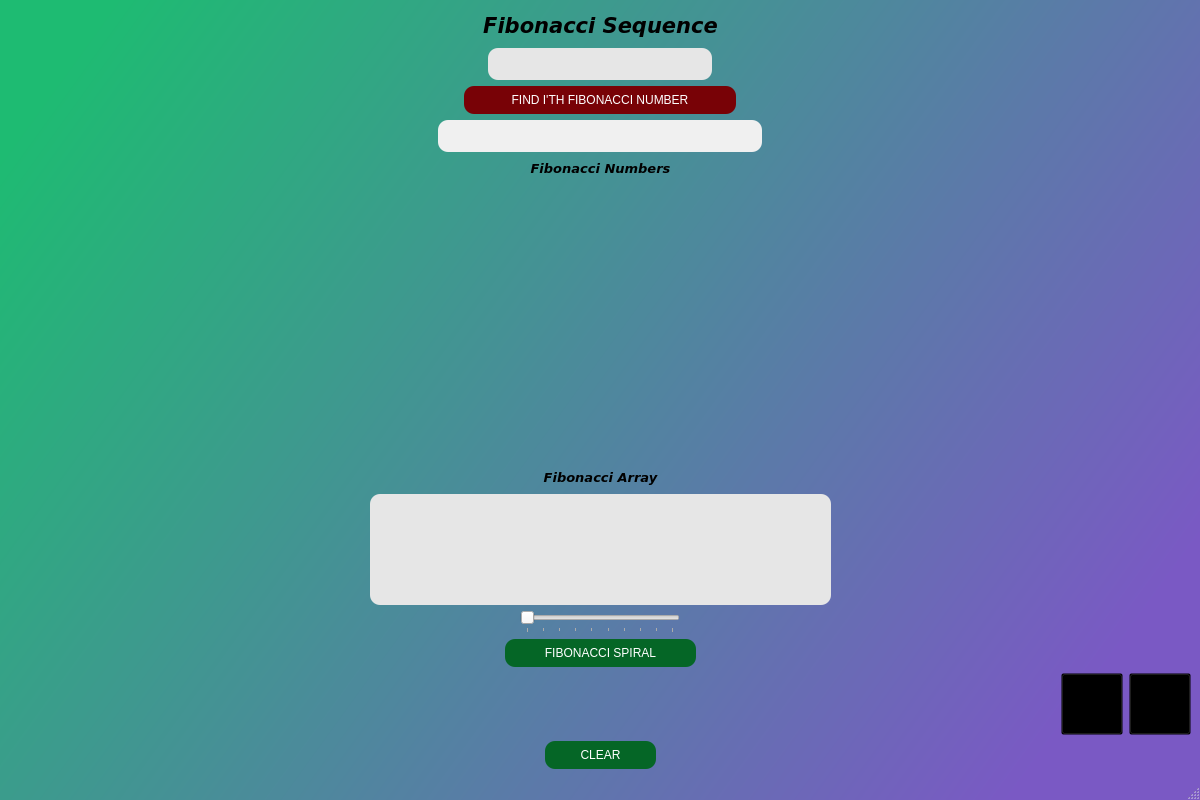
Above: qt_designer_ozan/fibonacci_uiqt.ui from ozan-git/Sorting-Algorithms-Visualisation before the change. Below: the same form after it.
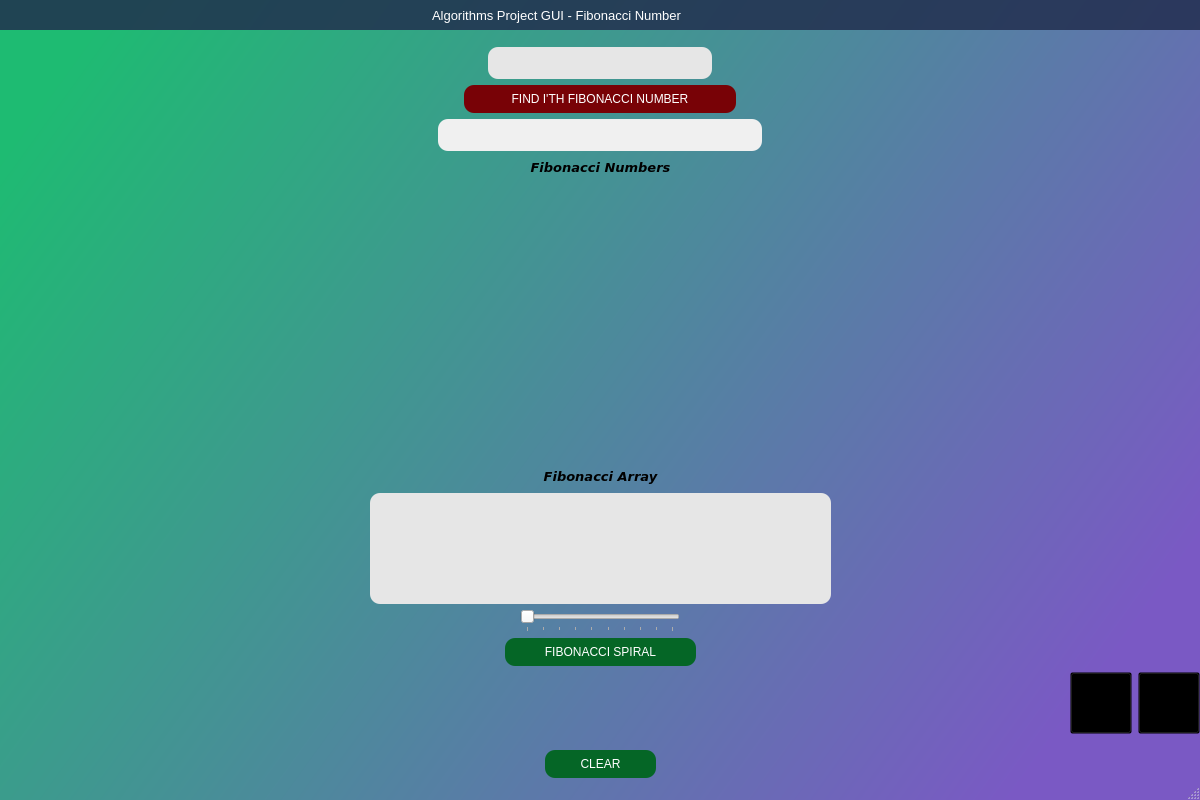
That is the form after the change. Icons and pictures are not drawn. Custom widgets are drawn as their Qt base class.

Commit message: Custom title bar Widget

The edit to the form file:
```diff
--- a/qt_designer_ozan/fibonacci_uiqt.ui
+++ b/qt_designer_ozan/fibonacci_uiqt.ui
@@ -32,51 +32,393 @@
   </property>
   <widget class="QWidget" name="centralwidget">
    <layout class="QVBoxLayout" name="verticalLayout">
+    <property name="leftMargin">
+     <number>0</number>
+    </property>
+    <property name="topMargin">
+     <number>0</number>
+    </property>
+    <property name="rightMargin">
+     <number>0</number>
+    </property>
+    <property name="bottomMargin">
+     <number>0</number>
+    </property>
     <item>
-     <layout class="QHBoxLayout" name="horizontalLayout">
-      <item>
-       <spacer name="horizontalSpacer">
-        <property name="orientation">
-         <enum>Qt::Horizontal</enum>
-        </property>
-        <property name="sizeHint" stdset="0">
-         <size>
-          <width>48</width>
-          <height>20</height>
-         </size>
-        </property>
-       </spacer>
-      </item>
-      <item>
-       <widget class="QLabel" name="label_5">
-        <property name="font">
-         <font>
-          <family>Verdana</family>
-          <pointsize>12</pointsize>
-          <weight>75</weight>
-          <bold>true</bold>
-          <kerning>true</kerning>
-         </font>
-        </property>
-        <property name="text">
-         <string>&lt;html&gt;&lt;head/&gt;&lt;body&gt;&lt;p align=&quot;center&quot;&gt;&lt;span style=&quot; font-size:16pt; font-style:italic; color:#000000;&quot;&gt;Fibonacci Sequence&lt;/span&gt;&lt;/p&gt;&lt;/body&gt;&lt;/html&gt;</string>
-        </property>
-       </widget>
-      </item>
-      <item>
-       <spacer name="horizontalSpacer_2">
-        <property name="orientation">
-         <enum>Qt::Horizontal</enum>
-        </property>
-        <property name="sizeHint" stdset="0">
-         <size>
-          <width>40</width>
-          <height>20</height>
-         </size>
-        </property>
-       </spacer>
-      </item>
-     </layout>
+     <widget class="QFrame" name="frame_top">
+      <property name="minimumSize">
+       <size>
+        <width>1180</width>
+        <height>0</height>
+       </size>
+      </property>
+      <property name="maximumSize">
+       <size>
+        <width>16777215</width>
+        <height>60</height>
+       </size>
+      </property>
+      <property name="styleSheet">
+       <string notr="true">background-color: transparent;</string>
+      </property>
+      <property name="frameShape">
+       <enum>QFrame::NoFrame</enum>
+      </property>
+      <property name="frameShadow">
+       <enum>QFrame::Raised</enum>
+      </property>
+      <layout class="QHBoxLayout" name="horizontalLayout_13">
+       <property name="spacing">
+        <number>0</number>
+       </property>
+       <property name="leftMargin">
+        <number>0</number>
+       </property>
+       <property name="topMargin">
+        <number>0</number>
+       </property>
+       <property name="rightMargin">
+        <number>0</number>
+       </property>
+       <property name="bottomMargin">
+        <number>0</number>
+       </property>
+       <item>
+        <widget class="QFrame" name="frame_top_right">
+         <property name="styleSheet">
+          <string notr="true">background: transparent;</string>
+         </property>
+         <property name="frameShape">
+          <enum>QFrame::NoFrame</enum>
+         </property>
+         <property name="frameShadow">
+          <enum>QFrame::Raised</enum>
+         </property>
+         <layout class="QVBoxLayout" name="verticalLayout_4">
+          <property name="spacing">
+           <number>0</number>
+          </property>
+          <property name="leftMargin">
+           <number>0</number>
+          </property>
+          <property name="topMargin">
+           <number>0</number>
+          </property>
+          <property name="rightMargin">
+           <number>0</number>
+          </property>
+          <property name="bottomMargin">
+           <number>0</number>
+          </property>
+          <item>
+           <widget class="QFrame" name="frame_top_btns">
+            <property name="maximumSize">
+             <size>
+              <width>16777215</width>
+              <height>30</height>
+             </size>
+            </property>
+            <property name="styleSheet">
+             <string notr="true">background-color: rgba(33, 45, 76, 150);</string>
+            </property>
+            <property name="frameShape">
+             <enum>QFrame::NoFrame</enum>
+            </property>
+            <property name="frameShadow">
+             <enum>QFrame::Raised</enum>
+            </property>
+            <layout class="QHBoxLayout" name="horizontalLayout_14">
+             <property name="spacing">
+              <number>0</number>
+             </property>
+             <property name="leftMargin">
+              <number>0</number>
+             </property>
+             <property name="topMargin">
+              <number>0</number>
+             </property>
+             <property name="rightMargin">
+              <number>0</number>
+             </property>
+             <property name="bottomMargin">
+              <number>0</number>
+             </property>
+             <item>
+              <widget class="QFrame" name="frame_label_top_btns">
+               <property name="minimumSize">
+                <size>
+                 <width>0</width>
+                 <height>30</height>
+                </size>
+               </property>
+               <property name="frameShape">
+                <enum>QFrame::NoFrame</enum>
+               </property>
+               <property name="frameShadow">
+                <enum>QFrame::Raised</enum>
+               </property>
+               <layout class="QHBoxLayout" name="horizontalLayout_15">
+                <property name="spacing">
+                 <number>0</number>
+                </property>
+                <property name="leftMargin">
+                 <number>8</number>
+                </property>
+                <property name="topMargin">
+                 <number>0</number>
+                </property>
+                <property name="rightMargin">
+                 <number>10</number>
+                </property>
+                <property name="bottomMargin">
+                 <number>0</number>
+                </property>
+                <item>
+                 <widget class="QFrame" name="frame_icon_top_bar">
+                  <property name="minimumSize">
+                   <size>
+                    <width>0</width>
+                    <height>30</height>
+                   </size>
+                  </property>
+                  <property name="maximumSize">
+                   <size>
+                    <width>30</width>
+                    <height>30</height>
+                   </size>
+                  </property>
+                  <property name="styleSheet">
+                   <string notr="true">background: transparent;
+image: url(:/images/images/shutter_speed_white_24dp.svg);
+background-position: center;
+background-repeat: no-repeat;</string>
+                  </property>
+                  <property name="frameShape">
+                   <enum>QFrame::StyledPanel</enum>
+                  </property>
+                  <property name="frameShadow">
+                   <enum>QFrame::Raised</enum>
+                  </property>
+                 </widget>
+                </item>
+                <item>
+                 <widget class="QLabel" name="label_title_bar_top">
+                  <property name="minimumSize">
+                   <size>
+                    <width>0</width>
+                    <height>30</height>
+                   </size>
+                  </property>
+                  <property name="font">
+                   <font>
+                    <family>Segoe UI</family>
+                    <pointsize>10</pointsize>
+                    <weight>50</weight>
+                    <bold>false</bold>
+                   </font>
+                  </property>
+                  <property name="styleSheet">
+                   <string notr="true">background: transparent;
+margin-left: 5px;
+color: rgb(255, 255, 255);</string>
+                  </property>
+                  <property name="text">
+                   <string>Algorithms Project GUI - Fibonacci Number</string>
+                  </property>
+                  <property name="alignment">
+                   <set>Qt::AlignCenter</set>
+                  </property>
+                 </widget>
+                </item>
+               </layout>
+               <zorder>label_title_bar_top</zorder>
+               <zorder>frame_icon_top_bar</zorder>
+              </widget>
+             </item>
+             <item>
+              <widget class="QFrame" name="frame_btns_right">
+               <property name="maximumSize">
+                <size>
+                 <width>120</width>
+                 <height>16777215</height>
+                </size>
+               </property>
+               <property name="frameShape">
+                <enum>QFrame::NoFrame</enum>
+               </property>
+               <property name="frameShadow">
+                <enum>QFrame::Raised</enum>
+               </property>
+               <layout class="QHBoxLayout" name="horizontalLayout_16">
+                <property name="spacing">
+                 <number>0</number>
+                </property>
+                <property name="leftMargin">
+                 <number>0</number>
+                </property>
+                <property name="topMargin">
+                 <number>0</number>
+                </property>
+                <property name="rightMargin">
+                 <number>0</number>
+                </property>
+                <property name="bottomMargin">
+                 <number>0</number>
+                </property>
+                <item>
+                 <widget class="QPushButton" name="btn_minimize">
+                  <property name="sizePolicy">
+                   <sizepolicy hsizetype="Minimum" vsizetype="Expanding">
+                    <horstretch>0</horstretch>
+                    <verstretch>0</verstretch>
+                   </sizepolicy>
+                  </property>
+                  <property name="minimumSize">
+                   <size>
+                    <width>0</width>
+                    <height>30</height>
+                   </size>
+                  </property>
+                  <property name="toolTip">
+                   <string>Minimize</string>
+                  </property>
+                  <property name="styleSheet">
+                   <string notr="true">QPushButton {	
+	border: none;
+	background-color: transparent;
+}
+QPushButton:hover {
+	background-color: rgb(44, 49, 60)
+}
+QPushButton:pressed {	
+	background-color: rgb(85, 170, 255);
+}</string>
+                  </property>
+                  <property name="text">
+                   <string/>
+                  </property>
+                  <property name="icon">
+                   <iconset>
+                    <normaloff>../images/minimize_white_24dp.svg</normaloff>../images/minimize_white_24dp.svg</iconset>
+                  </property>
+                 </widget>
+                </item>
+                <item>
+                 <widget class="QPushButton" name="btn_maximize_restore">
+                  <property name="sizePolicy">
+                   <sizepolicy hsizetype="Minimum" vsizetype="Expanding">
+                    <horstretch>0</horstretch>
+                    <verstretch>0</verstretch>
+                   </sizepolicy>
+                  </property>
+                  <property name="minimumSize">
+                   <size>
+                    <width>0</width>
+                    <height>30</height>
+                   </size>
+                  </property>
+                  <property name="toolTip">
+                   <string>Maximize</string>
+                  </property>
+                  <property name="styleSheet">
+                   <string notr="true">QPushButton {	
+	border: none;
+	background-color: transparent;
+}
+QPushButton:hover {
+	background-color: rgb(44, 49, 60)
+}
+QPushButton:pressed {	
+	background-color: rgb(85, 170, 255);
+}</string>
+                  </property>
+                  <property name="text">
+                   <string/>
+                  </property>
+                  <property name="icon">
+                   <iconset>
+                    <normaloff>../images/open_in_full_white_24dp.svg</normaloff>../images/open_in_full_white_24dp.svg</iconset>
+                  </property>
+                 </widget>
+                </item>
+                <item>
+                 <widget class="QPushButton" name="btn_close">
+                  <property name="sizePolicy">
+                   <sizepolicy hsizetype="Minimum" vsizetype="Expanding">
+                    <horstretch>0</horstretch>
+                    <verstretch>0</verstretch>
+                   </sizepolicy>
+                  </property>
+                  <property name="minimumSize">
+                   <size>
+                    <width>0</width>
+                    <height>30</height>
+                   </size>
+                  </property>
+                  <property name="toolTip">
+                   <string>Close</string>
+                  </property>
+                  <property name="styleSheet">
+                   <string notr="true">QPushButton {	
+	border: none;
+	background-color: transparent;
+}
+QPushButton:hover {
+	background-color: rgb(44, 49, 60)
+}
+QPushButton:pressed {	
+	background-color: rgb(85, 170, 255);
+}</string>
+                  </property>
+                  <property name="text">
+                   <string/>
+                  </property>
+                  <property name="icon">
+                   <iconset>
+                    <normaloff>../images/close_white_24dp.svg</normaloff>../images/close_white_24dp.svg</iconset>
+                  </property>
+                 </widget>
+                </item>
+               </layout>
+               <zorder>btn_minimize</zorder>
+               <zorder>btn_close</zorder>
+               <zorder>btn_maximize_restore</zorder>
+              </widget>
+             </item>
+            </layout>
+           </widget>
+          </item>
+          <item>
+           <spacer name="verticalSpacer_6">
+            <property name="orientation">
+             <enum>Qt::Vertical</enum>
+            </property>
+            <property name="sizeHint" stdset="0">
+             <size>
+              <width>20</width>
+              <height>40</height>
+             </size>
+            </property>
+           </spacer>
+          </item>
+         </layout>
+        </widget>
+       </item>
+      </layout>
+     </widget>
+    </item>
+    <item>
+     <spacer name="verticalSpacer">
+      <property name="orientation">
+       <enum>Qt::Vertical</enum>
+      </property>
+      <property name="sizeHint" stdset="0">
+       <size>
+        <width>20</width>
+        <height>40</height>
+       </size>
+      </property>
+     </spacer>
     </item>
     <item>
      <layout class="QHBoxLayout" name="horizontalLayout_2">
@@ -707,6 +1049,19 @@
       </item>
      </layout>
     </item>
+    <item>
+     <spacer name="verticalSpacer_2">
+      <property name="orientation">
+       <enum>Qt::Vertical</enum>
+      </property>
+      <property name="sizeHint" stdset="0">
+       <size>
+        <width>20</width>
+        <height>40</height>
+       </size>
+      </property>
+     </spacer>
+    </item>
     <item>
      <layout class="QHBoxLayout" name="horizontalLayout_11">
       <item>
```
The commit also changes 22 other files.
